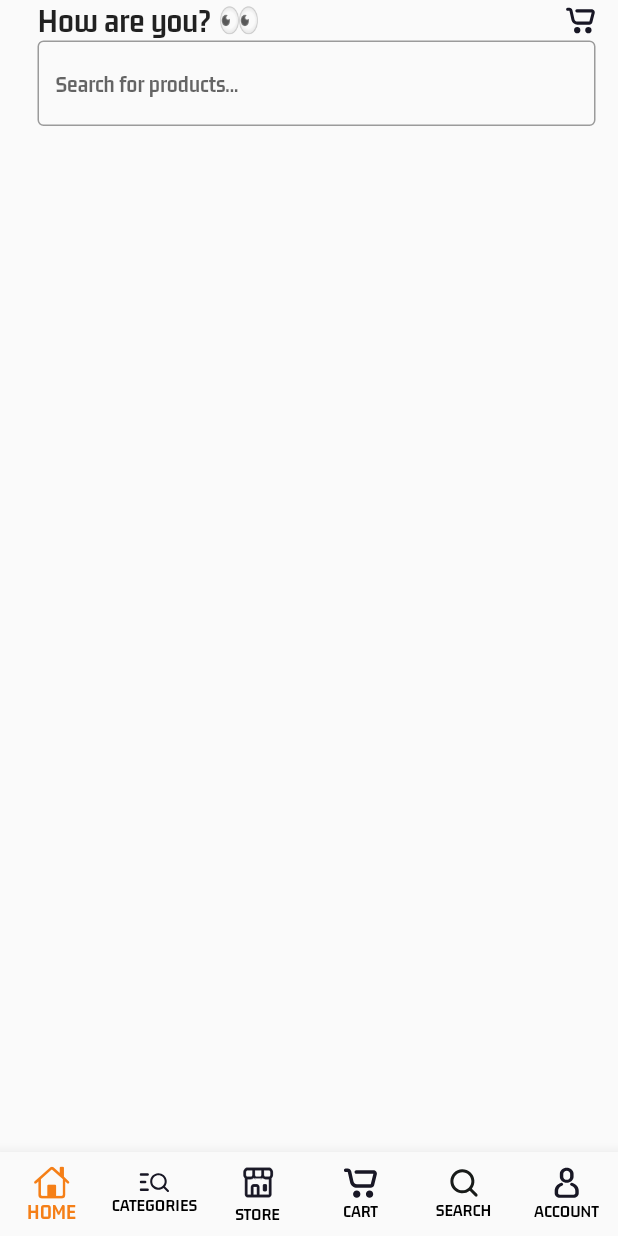
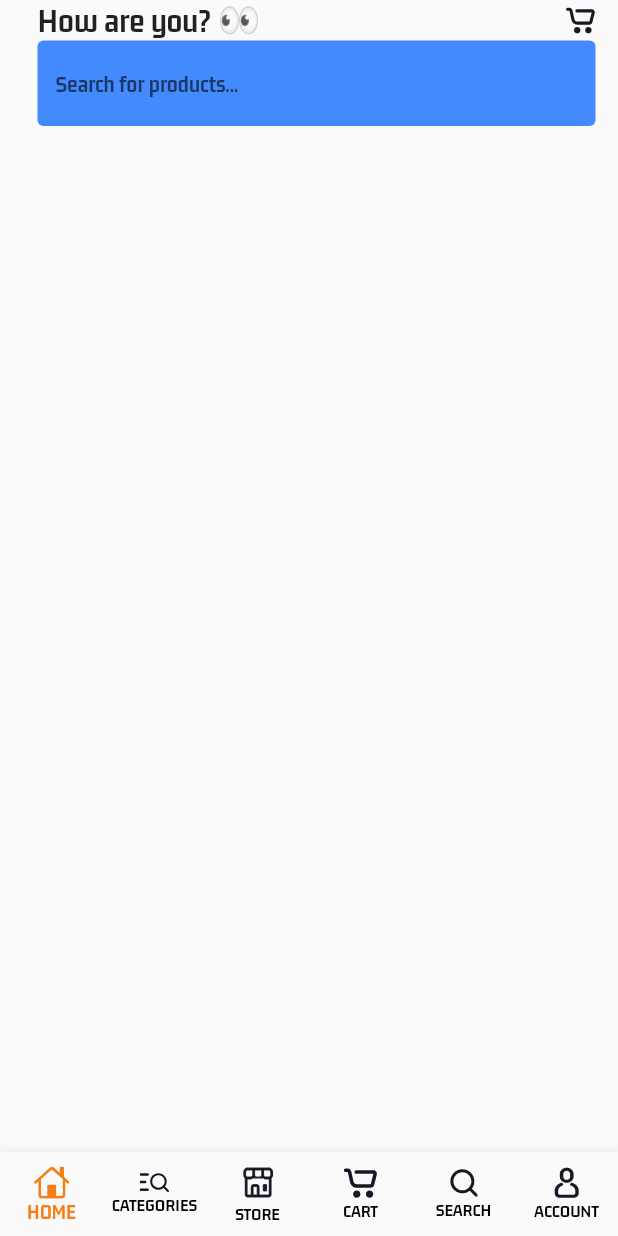
Before and after one commit to adogbeji/FlutterPracticeApp2, a Flutter app: the screen it shows after launch, on a phone screen of 412 x 824 dp. Run offline on Flutter 3.47's test engine with Material 2 defaults, Android fonts, the phone set to English and light mode, and no system bars; our stand-ins replace flutter_svg.

Commit message:
Apply fill colour to search bar in buyers home screen

```diff
--- a/lib/views/buyers/nav_screens/home_screen.dart
+++ b/lib/views/buyers/nav_screens/home_screen.dart
@@ -28,8 +28,12 @@ class HomeScreen extends StatelessWidget {
           ),
           const TextField(
             decoration: InputDecoration(
+              fillColor: Colors.blueAccent,
+              filled: true,
               hintText: 'Search for products...',
-              border: OutlineInputBorder(),
+              border: OutlineInputBorder(
+                borderSide: BorderSide.none,
+              ),
             ),
           ),
         ],
```
